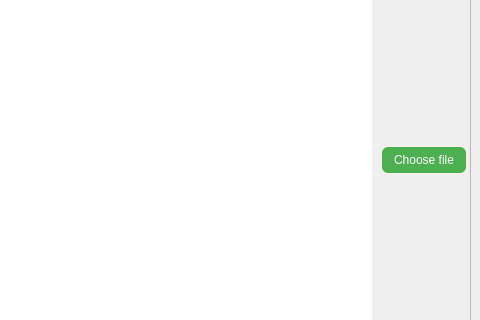
Old version of the form UI/fileTransferUI.ui in the repository khongtrii/transfer-app-pro; both pictures show x 320 to 800 and y 91 to 411 of the 800 by 523 pixel window.
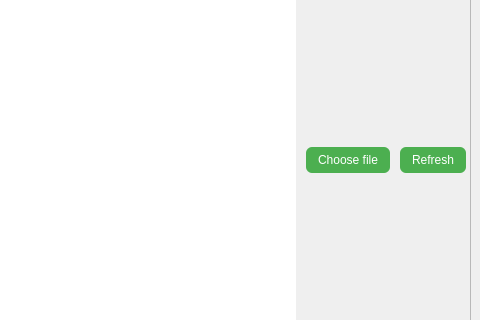
New version of the form.

```diff
--- a/UI/fileTransferUI.ui
+++ b/UI/fileTransferUI.ui
@@ -133,6 +133,36 @@
            </property>
           </widget>
          </item>
+         <item>
+          <widget class="QPushButton" name="refreshBtn">
+           <property name="sizePolicy">
+            <sizepolicy hsizetype="Fixed" vsizetype="Fixed">
+             <horstretch>0</horstretch>
+             <verstretch>0</verstretch>
+            </sizepolicy>
+           </property>
+           <property name="styleSheet">
+            <string notr="true">QPushButton {
+    background-color: #4CAF50;
+    color: white;
+    border-radius: 6px;
+    padding: 6px 12px;
+}
+
+QPushButton:hover {
+    background-color: #45a049;
+}
+
+QPushButton:pressed {
+    background-color: #3e8e41;
+}
+</string>
+           </property>
+           <property name="text">
+            <string>Refresh</string>
+           </property>
+          </widget>
+         </item>
         </layout>
        </item>
       </layout>
```
Left out of the diff: 2 changed lines with no effect on the pictures.
